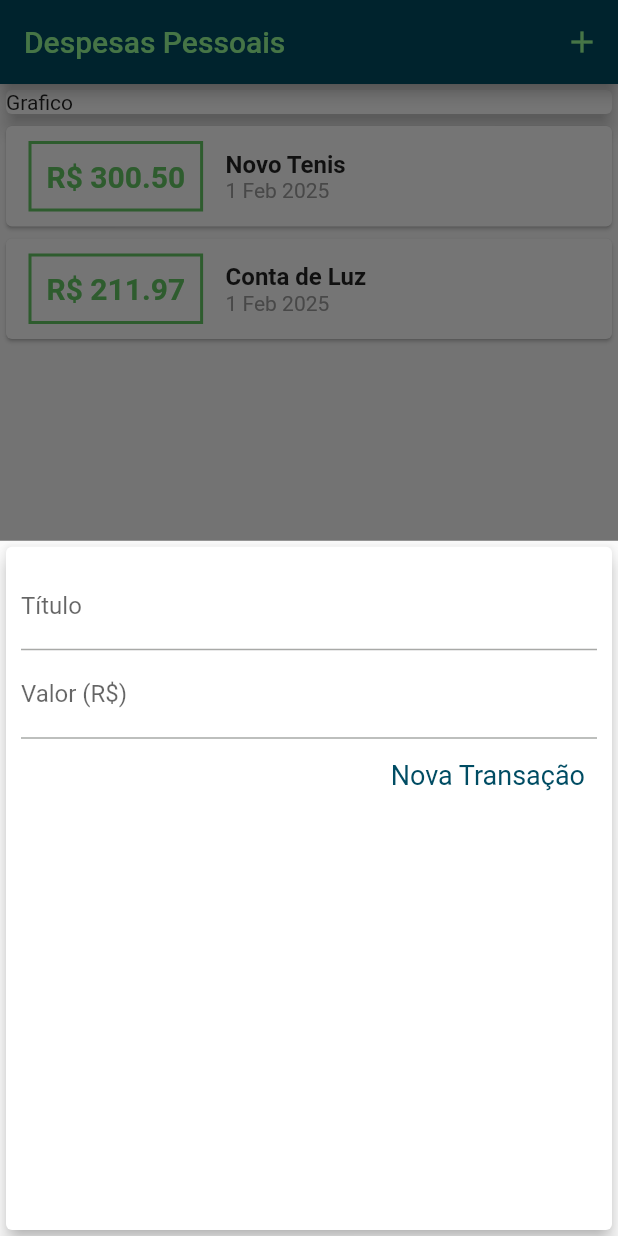
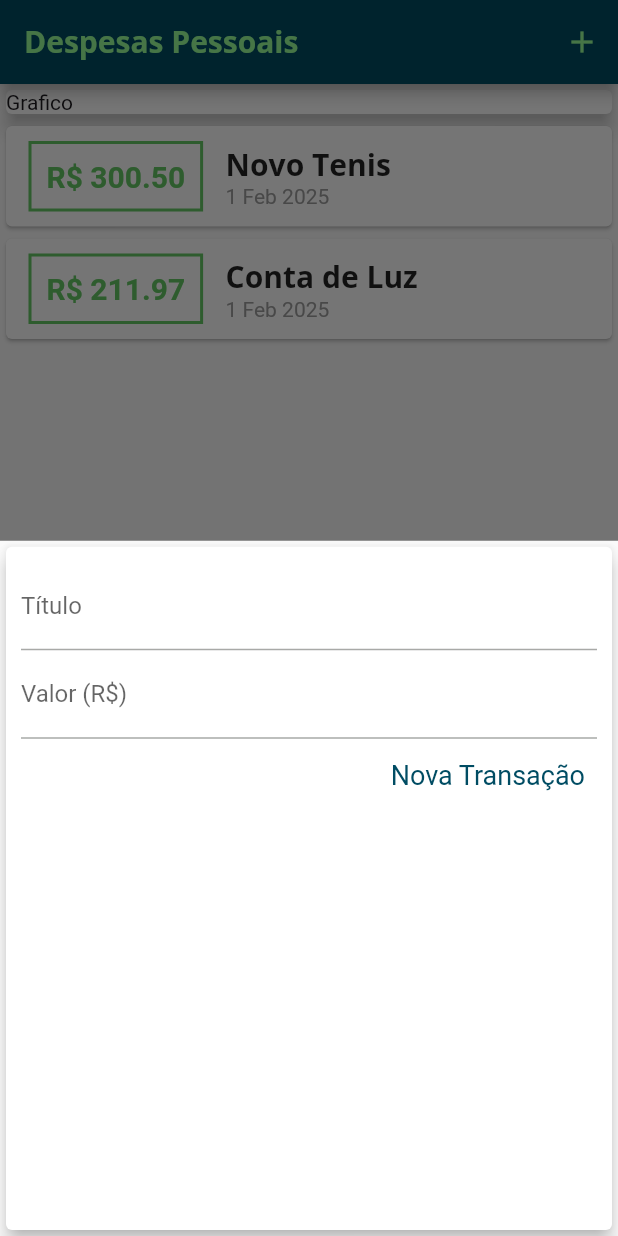
Before and after one commit to Leonardo-arau/DespesasApp, a Flutter app: the screen it shows after launch, after a tap on the "add" icon, on a phone screen of 412 x 824 dp. Run offline on Flutter 3.47's test engine with Material 3 defaults, Android fonts, the phone set to English and light mode, and no system bars.

Commit message:
Fontes Personalizadas & Theme

```diff
--- a/lib/components/transaction_form.dart
+++ b/lib/components/transaction_form.dart
@@ -3,7 +3,7 @@ import 'package:flutter/material.dart';
 class TransactionForm extends StatefulWidget {
   final void Function(String, double) onSubmit;
 
-  TransactionForm(this.onSubmit);
+  const TransactionForm(this.onSubmit, {super.key});
 
   @override
   State<TransactionForm> createState() => _TransactionFormState();
--- a/lib/components/transaction_list.dart
+++ b/lib/components/transaction_list.dart
@@ -5,11 +5,11 @@ import 'package:intl/intl.dart';
 class TransactionList extends StatelessWidget {
   final List<Transaction> transactions;
 
-  TransactionList(this.transactions);
+  const TransactionList(this.transactions, {super.key});
 
   @override
   Widget build(BuildContext context) {
-    return Container(
+    return SizedBox(
       height: 300,
       child: ListView.builder(
         itemCount: transactions.length,
@@ -37,8 +37,8 @@ class TransactionList extends StatelessWidget {
                   children: <Widget>[
                     Text(
                       tr.title,
-                      style:
-                          TextStyle(fontSize: 16, fontWeight: FontWeight.bold),
+                      style: Theme.of(context).textTheme.titleLarge,
+
                     ),
                     Text(
                       DateFormat('d MMM y').format(tr.date),
--- a/lib/main.dart
+++ b/lib/main.dart
@@ -15,6 +15,13 @@ class DespesasApp extends StatelessWidget {
     return MaterialApp(
       home: MyHomePage(),
       theme: ThemeData(
+        fontFamily: 'Quicksand',
+        textTheme: ThemeData.light().textTheme.copyWith(
+                titleLarge: TextStyle(
+              fontFamily: 'OpenSans',
+              fontSize: 20,
+              fontWeight: FontWeight.bold,
+            )),
         useMaterial3: false,
         appBarTheme: AppBarTheme(
           backgroundColor: Color.fromARGB(255, 0, 76, 99), // Cor amarela
@@ -31,6 +38,8 @@ class DespesasApp extends StatelessWidget {
 }
 
 class MyHomePage extends StatefulWidget {
+  const MyHomePage({super.key});
+
   @override
   State<MyHomePage> createState() => _MyHomePageState();
 }
@@ -92,8 +101,8 @@ class _MyHomePageState extends State<MyHomePage> {
           children: <Widget>[
             Container(
               child: Card(
+                elevation: 5,
                 child: Text('Grafico'),
-                elevation: 5,
               ),
             ),
             TransactionList(_transactions),
```
Also changed, not shown: pubspec.yaml (+11 -6 lines), assets/fonts/OpenSans-Bold.ttf (added), assets/fonts/OpenSans-Regular.ttf (added), assets/fonts/Quicksand-Bold.ttf (added), assets/fonts/Quicksand-Light.ttf (added), assets/fonts/Quicksand-Medium.ttf (added), assets/fonts/Quicksand-Regular.ttf (added), 2 other files.
